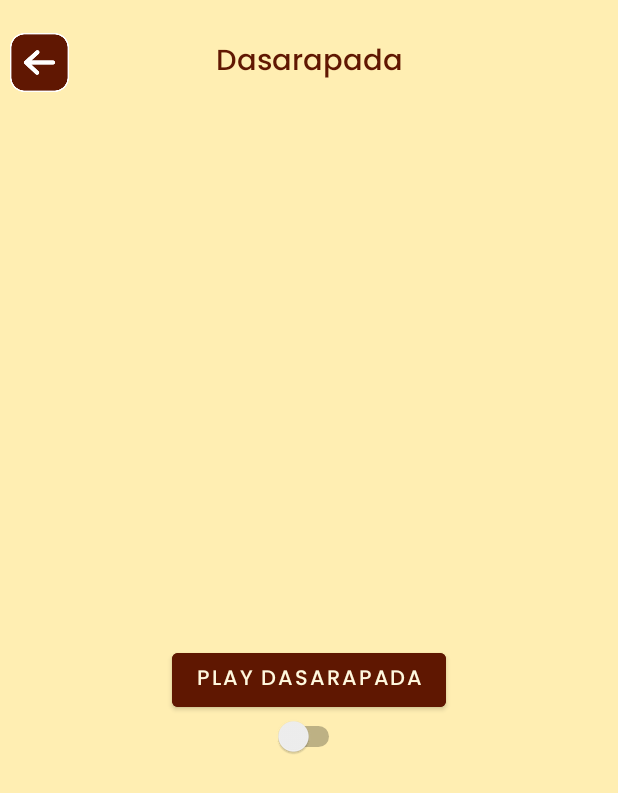
After one commit to dsttd01/ttdapp, an Android app: the fragment DasarapadaFragment placed in its activity, on a phone screen of 412 x 824 dp. The commit adds this screen. Shown: the top 793 px of the screen. Run offline under Robolectric (Android 15) with nearby library versions, the phone set to English and light mode, and no system bars; our stand-ins replace Firebase (no records; nobody signed in at launch, a user with empty details on screens opened directly), sdp/ssp sizes; 4 statements that could not run were skipped.

Commit message:
temp audio file fetcher in dasarapada page

```diff
--- /dev/null
+++ b/app/src/main/java/com/ttd/dasasahitya/fragments/DasarapadaFragment.kt
@@ -0,0 +1,134 @@
+package com.ttd.dasasahitya.fragments
+
+import android.media.MediaPlayer
+import android.os.Bundle
+import androidx.fragment.app.Fragment
+import android.view.LayoutInflater
+import android.view.View
+import android.view.ViewGroup
+import androidx.recyclerview.widget.LinearLayoutManager
+import androidx.recyclerview.widget.RecyclerView
+import com.google.firebase.storage.FirebaseStorage
+import com.google.firebase.storage.StorageReference
+import com.ttd.dasasahitya.MainActivity
+import com.ttd.dasasahitya.R
+// import com.ttd.dasasahitya.adapters.AudioFileAdapter
+import com.ttd.dasasahitya.databinding.FragmentCalendarBinding
+import com.ttd.dasasahitya.databinding.FragmentDasarapadaBinding
+
+// TODO: Rename parameter arguments, choose names that match
+// the fragment initialization parameters, e.g. ARG_ITEM_NUMBER
+private const val ARG_PARAM1 = "param1"
+private const val ARG_PARAM2 = "param2"
+
+/**
+ * A simple [Fragment] subclass.
+ * Use the [DasarapadaFragment.newInstance] factory method to
+ * create an instance of this fragment.
+ */
+class DasarapadaFragment : Fragment() {
+    // TODO: Rename and change types of parameters
+    private var param1: String? = null
+    private var param2: String? = null
+    private lateinit var binding: FragmentDasarapadaBinding
+    private lateinit var mediaPlayer: MediaPlayer
+
+    override fun onCreate(savedInstanceState: Bundle?) {
+        super.onCreate(savedInstanceState)
+        arguments?.let {
+            param1 = it.getString(ARG_PARAM1)
+            param2 = it.getString(ARG_PARAM2)
+        }
+
+    }
+
+    override fun onCreateView(
+        inflater: LayoutInflater, container: ViewGroup?,
+        savedInstanceState: Bundle?
+    ): View {
+        // Inflate the layout for this fragment
+        binding = FragmentDasarapadaBinding.inflate(inflater, container, false)
+        return binding.root
+    }
+
+    companion object {
+        /**
+         * Use this factory method to create a new instance of
+         * this fragment using the provided parameters.
+         *
+         * @param param1 Parameter 1.
+         * @param param2 Parameter 2.
+         * @return A new instance of fragment DasarapadaFragment.
+         */
+        // TODO: Rename and change types and number of parameters
+        @JvmStatic
+        fun newInstance(param1: String, param2: String) =
+            DasarapadaFragment().apply {
+                arguments = Bundle().apply {
+                    putString(ARG_PARAM1, param1)
+                    putString(ARG_PARAM2, param2)
+                }
+            }
+    }
+
+    override fun onViewCreated(view: View, savedInstanceState: Bundle?) {
+        binding.backButton.setOnClickListener {
+            (activity as MainActivity).supportFragmentManager.beginTransaction()
+                .replace(R.id.fragment, MainFragment()).addToBackStack(null).commit()
+        }
+        fetchAudioFileFromFirebase()
+        binding.dasarapadaSwitch.setOnCheckedChangeListener{_,isChecked->
+            if (isChecked) {
+                // The switch is checked (ON), start playing the audio
+                startAudio()
+            } else {
+                // The switch is unchecked (OFF), pause the audio
+                pauseAudio()
+            }
+        }
+    }
+
+    private fun pauseAudio() {
+        if (mediaPlayer.isPlaying) {
+            mediaPlayer.pause()
+        }
+    }
+
+    private fun startAudio() {
+        if (!mediaPlayer.isPlaying) {
+            mediaPlayer.start()
+        }
+    }
+
+    override fun onDestroy() {
+        super.onDestroy()
+        mediaPlayer.release() // Release MediaPlayer resources when the activity is destroyed
+    }
+
+    private fun fetchAudioFileFromFirebase() {
+        val storage = FirebaseStorage.getInstance()
+        val storageRef: StorageReference = storage.reference
+        // For simplicity, we'll use MediaPlayer to play the audio in this example.
+        mediaPlayer = MediaPlayer()
+
+        // Replace "audio/file_name.mp3" with the path to your audio file in Firebase Storage
+        val audioFolderReference: StorageReference = storageRef.child("DaasarapadagaluAudio/DasaSahithyam_01 NODIDE VENKATARAMANANA_02  JAYAGALU AAGALI.mp3")
+
+        /*audioFolderReference.listAll()
+            .addOnSuccessListener { listResult ->
+                for (item in listResult.items) {
+
+                }
+            }*/
+
+        audioFolderReference.downloadUrl.addOnSuccessListener { uri ->
+            // Here, you have the download URL of the audio file.
+            // You can now use this URL to play the audio using MediaPlayer or any other library of your choice.
+            mediaPlayer.setDataSource(uri.toString())
+            mediaPlayer.prepare()
+        }.addOnFailureListener {
+            // Handle any error that occurs while fetching the audio file.
+            // For example, show a Toast message or log the error.
+        }
+    }
+}
--- a/app/src/main/java/com/ttd/dasasahitya/fragments/MainFragment.kt
+++ b/app/src/main/java/com/ttd/dasasahitya/fragments/MainFragment.kt
@@ -58,7 +58,9 @@ class MainFragment : Fragment(R.layout.fragment_main) {
                 }
 
                 R.id.dasarapada -> {
-                    false
+                    (activity as MainActivity).supportFragmentManager.beginTransaction()
+                        .replace(R.id.fragment, DasarapadaFragment()).addToBackStack(null).commit()
+                    true
                 }
 
                 R.id.more -> {
--- /dev/null
+++ b/app/src/main/res/layout/fragment_dasarapada.xml
@@ -0,0 +1,103 @@
+<?xml version="1.0" encoding="utf-8"?>
+<androidx.constraintlayout.widget.ConstraintLayout xmlns:android="http://schemas.android.com/apk/res/android"
+    xmlns:tools="http://schemas.android.com/tools"
+    android:layout_width="match_parent"
+    android:layout_height="match_parent"
+    xmlns:app="http://schemas.android.com/apk/res-auto"
+    android:background="@color/background_home">
+
+    <androidx.recyclerview.widget.RecyclerView
+        android:id="@+id/recyclerView"
+        android:layout_width="match_parent"
+        android:layout_height="match_parent" />
+
+    <androidx.constraintlayout.widget.Guideline
+        android:id="@+id/h10per"
+        android:layout_width="wrap_content"
+        android:layout_height="wrap_content"
+        android:orientation="horizontal"
+        app:layout_constraintGuide_percent="0.1" />
+
+    <androidx.constraintlayout.widget.Guideline
+        android:id="@+id/h85per_patha"
+        android:layout_width="0dp"
+        android:layout_height="0dp"
+        android:orientation="horizontal"
+        app:layout_constraintGuide_percent="0.85" />
+
+    <TextView
+        android:id="@+id/dasarapada_header"
+        android:layout_width="0dp"
+        android:layout_height="wrap_content"
+        android:layout_margin="@dimen/_5sdp"
+        android:gravity="center_horizontal"
+        android:text="@string/dasara_pada"
+        android:textColor="@color/text_home"
+        android:textSize="@dimen/_15sdp"
+        app:fontFamily="@font/poppins"
+        app:layout_constraintBottom_toTopOf="@+id/h10per"
+        app:layout_constraintEnd_toEndOf="parent"
+        app:layout_constraintStart_toStartOf="parent"
+        app:layout_constraintTop_toTopOf="parent" />
+
+    <ImageButton
+        android:id="@+id/backButton"
+        android:layout_width="@dimen/_30sdp"
+        android:layout_height="@dimen/_30sdp"
+        android:background="@drawable/back_button"
+        android:contentDescription="@string/back_button_description"
+        app:layout_constraintBottom_toTopOf="@+id/h10per"
+        app:layout_constraintStart_toStartOf="@+id/dasarapada_header"
+        app:layout_constraintTop_toTopOf="parent" />
+
+    <!--<ScrollView
+        android:layout_width="0dp"
+        android:layout_height="0dp"
+        android:layout_margin="@dimen/_5sdp"
+        app:layout_constraintBottom_toBottomOf="@id/h85per_patha"
+        app:layout_constraintEnd_toEndOf="parent"
+        app:layout_constraintStart_toStartOf="parent"
+        app:layout_constraintTop_toTopOf="@+id/h10per">
+
+        <LinearLayout
+            android:layout_width="match_parent"
+            android:layout_height="wrap_content"
+            android:orientation="vertical"
+            app:layout_constraintBottom_toBottomOf="parent"
+            app:layout_constraintEnd_toEndOf="parent"
+            app:layout_constraintStart_toStartOf="parent"
+            app:layout_constraintTop_toTopOf="@+id/h10per">
+
+            &lt;!&ndash; Add your UI components here to display audio file information &ndash;&gt;
+            <TextView
+                android:id="@+id/tvAudioFileName"
+                android:layout_width="wrap_content"
+                android:layout_height="wrap_content"
+                android:text="Audio File Name" />
+
+        </LinearLayout>
+    </ScrollView>-->
+
+    <Button
+        android:id="@+id/dasarapada_btn"
+        android:layout_width="wrap_content"
+        android:layout_height="wrap_content"
+        android:backgroundTint="@color/login_background"
+        android:fontFamily="@font/poppins"
+        android:text="PLay dasarapada"
+        android:textColor="@color/background_login"
+        app:layout_constraintBottom_toBottomOf="parent"
+        app:layout_constraintEnd_toEndOf="parent"
+        app:layout_constraintStart_toStartOf="parent"
+        app:layout_constraintTop_toTopOf="@+id/h10per" />
+
+    <Switch
+        android:id="@+id/dasarapada_switch"
+        android:layout_width="wrap_content"
+        android:layout_height="wrap_content"
+        app:layout_constraintEnd_toEndOf="parent"
+        app:layout_constraintStart_toStartOf="parent"
+        app:layout_constraintTop_toBottomOf="@+id/dasarapada_btn" />
+
+
+</androidx.constraintlayout.widget.ConstraintLayout>
--- a/build.gradle
+++ b/build.gradle
@@ -5,7 +5,7 @@ buildscript {
         mavenCentral()
     }
     dependencies {
-        classpath 'com.android.tools.build:gradle:7.4.1'
+        classpath 'com.android.tools.build:gradle:7.4.2'
         classpath 'org.jetbrains.kotlin:kotlin-gradle-plugin:1.9.0'
         classpath 'com.google.gms:google-services:4.3.15'
 
```
Also changed, not shown: app/build.gradle (+12 -9 lines), app/src/main/java/com/ttd/dasasahitya/adapters/AudioFileAdapter.kt (added, +35 -0 lines), 1 other file.
